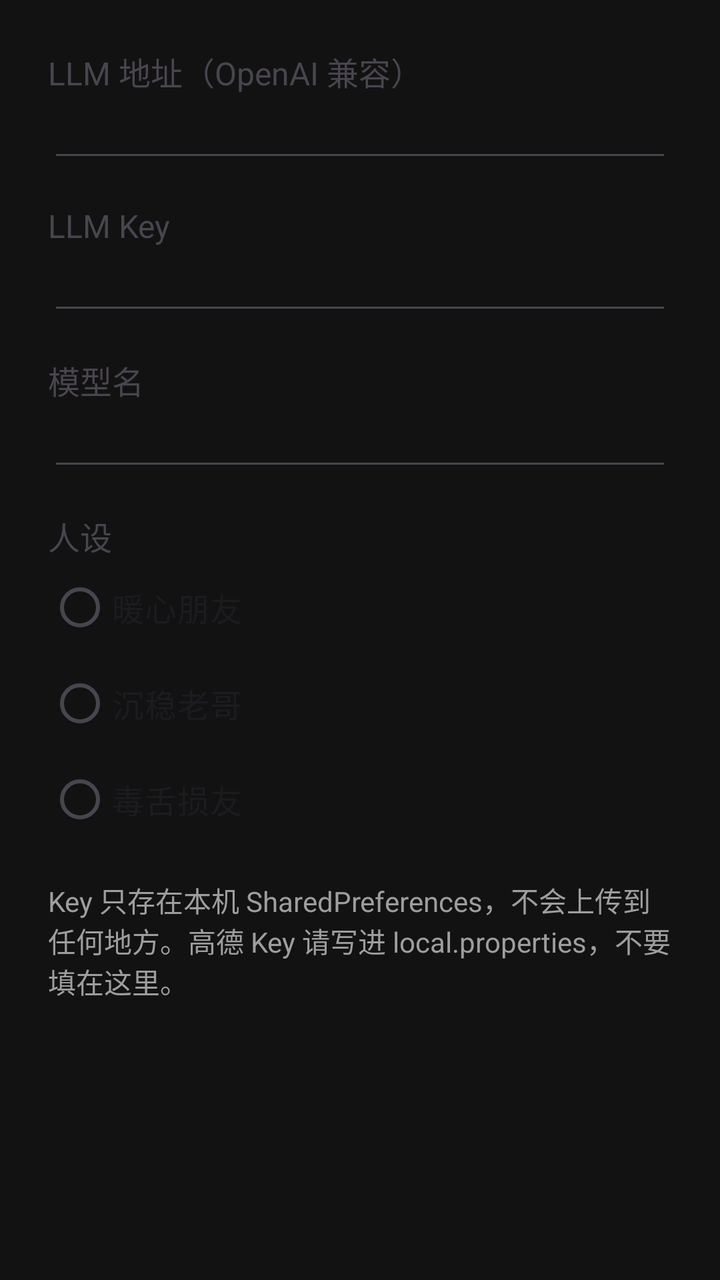
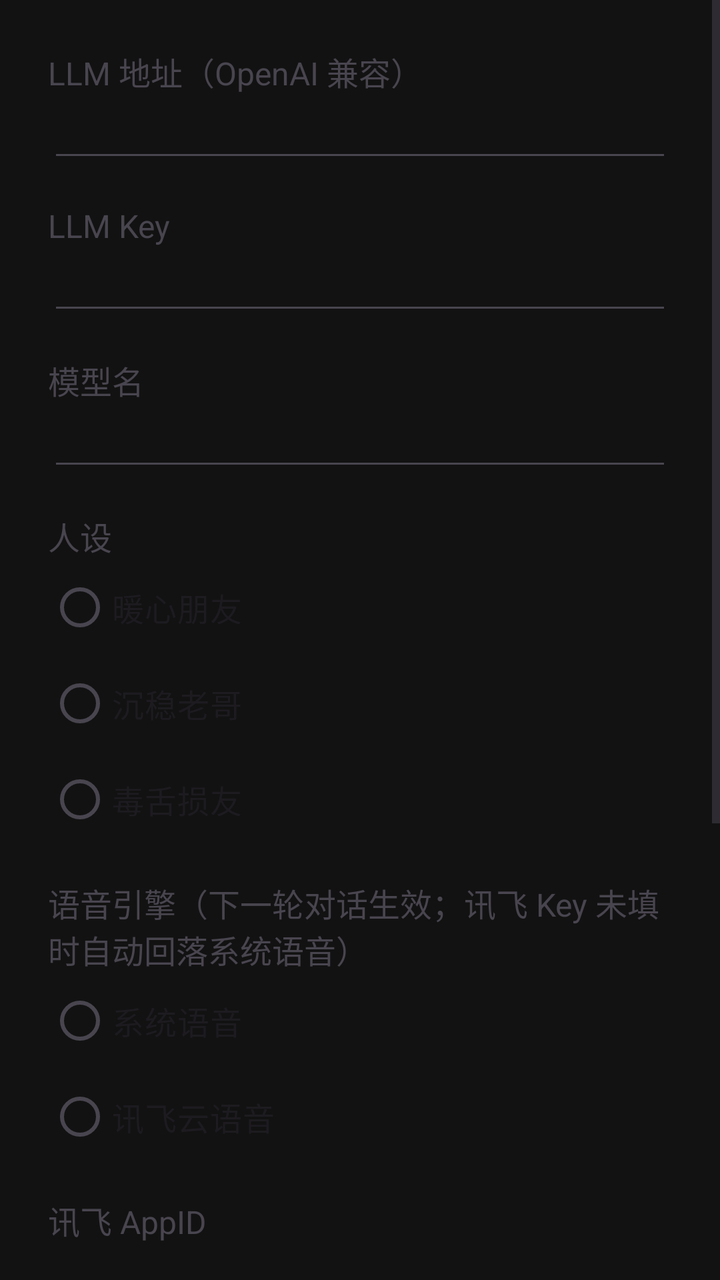

Compare the two renders of this Android layout. The source of the first and the diff that turns it into the second are given below.
<!-- AndroidManifest.xml: application theme Theme.PilotBotV2 -->
<!-- res/layout/dialog_settings.xml -->
<?xml version="1.0" encoding="utf-8"?>
<ScrollView xmlns:android="http://schemas.android.com/apk/res/android"
    android:layout_width="match_parent"
    android:layout_height="wrap_content">

    <LinearLayout
        android:layout_width="match_parent"
        android:layout_height="wrap_content"
        android:orientation="vertical"
        android:padding="24dp">

        <TextView
            android:layout_width="match_parent"
            android:layout_height="wrap_content"
            android:text="@string/base_url_label"
            android:textSize="16sp" />

        <EditText
            android:id="@+id/et_base_url"
            android:layout_width="match_parent"
            android:layout_height="wrap_content"
            android:inputType="textUri"
            android:textSize="16sp" />

        <TextView
            android:layout_width="match_parent"
            android:layout_height="wrap_content"
            android:layout_marginTop="16dp"
            android:text="@string/api_key_label"
            android:textSize="16sp" />

        <EditText
            android:id="@+id/et_api_key"
            android:layout_width="match_parent"
            android:layout_height="wrap_content"
            android:inputType="textPassword"
            android:textSize="16sp" />

        <TextView
            android:layout_width="match_parent"
            android:layout_height="wrap_content"
            android:layout_marginTop="16dp"
            android:text="@string/model_label"
            android:textSize="16sp" />

        <EditText
            android:id="@+id/et_model"
            android:layout_width="match_parent"
            android:layout_height="wrap_content"
            android:inputType="text"
            android:textSize="16sp" />

        <TextView
            android:layout_width="match_parent"
            android:layout_height="wrap_content"
            android:layout_marginTop="16dp"
            android:text="@string/persona_label"
            android:textSize="16sp" />

        <RadioGroup
            android:id="@+id/rg_persona"
            android:layout_width="match_parent"
            android:layout_height="wrap_content"
            android:orientation="vertical">

            <RadioButton
                android:id="@+id/rb_persona_warm"
                android:layout_width="match_parent"
                android:layout_height="wrap_content"
                android:text="@string/persona_warm"
                android:textSize="16sp" />

            <RadioButton
                android:id="@+id/rb_persona_steady"
                android:layout_width="match_parent"
                android:layout_height="wrap_content"
                android:text="@string/persona_steady"
                android:textSize="16sp" />

            <RadioButton
                android:id="@+id/rb_persona_witty"
                android:layout_width="match_parent"
                android:layout_height="wrap_content"
                android:text="@string/persona_witty"
                android:textSize="16sp" />
        </RadioGroup>

        <TextView
            android:layout_width="match_parent"
            android:layout_height="wrap_content"
            android:layout_marginTop="16dp"
            android:text="@string/settings_hint"
            android:textColor="#9E9E9E"
            android:textSize="14sp" />
    </LinearLayout>
</ScrollView>
<!-- resources referenced by this layout -->
<resources>
  <string name="api_key_label">LLM Key</string>
  <string name="base_url_label">LLM 地址（OpenAI 兼容）</string>
  <string name="model_label">模型名</string>
  <string name="persona_label">人设</string>
  <string name="persona_steady">沉稳老哥</string>
  <string name="persona_warm">暖心朋友</string>
  <string name="persona_witty">毒舌损友</string>
  <string name="settings_hint">Key 只存在本机 SharedPreferences，不会上传到任何地方。高德 Key 请写进 local.properties，不要填在这里。</string>
  <style name="Theme.PilotBotV2" parent="Theme.Material3.DayNight.NoActionBar">
          <item name="colorPrimary">#FFB300</item>
          <item name="colorOnPrimary">#121212</item>
          <item name="android:windowBackground">#121212</item>
          <item name="android:textColorPrimary">#FFFFFF</item>
      </style>
</resources>

<!-- the commit's change to res/layout/dialog_settings.xml (unified diff, before → after) -->
@@ -89,6 +89,90 @@
             android:layout_width="match_parent"
             android:layout_height="wrap_content"
             android:layout_marginTop="16dp"
+            android:text="@string/voice_engine_label"
+            android:textSize="16sp" />
+
+        <RadioGroup
+            android:id="@+id/rg_voice_engine"
+            android:layout_width="match_parent"
+            android:layout_height="wrap_content"
+            android:orientation="vertical">
+
+            <RadioButton
+                android:id="@+id/rb_voice_system"
+                android:layout_width="match_parent"
+                android:layout_height="wrap_content"
+                android:text="@string/voice_system"
+                android:textSize="16sp" />
+
+            <RadioButton
+                android:id="@+id/rb_voice_xfyun"
+                android:layout_width="match_parent"
+                android:layout_height="wrap_content"
+                android:text="@string/voice_xfyun"
+                android:textSize="16sp" />
+        </RadioGroup>
+
+        <TextView
+            android:layout_width="match_parent"
+            android:layout_height="wrap_content"
+            android:layout_marginTop="16dp"
+            android:text="@string/xfyun_app_id_label"
+            android:textSize="16sp" />
+
+        <EditText
+            android:id="@+id/et_xfyun_app_id"
+            android:layout_width="match_parent"
+            android:layout_height="wrap_content"
+            android:inputType="text"
+            android:textSize="16sp" />
+
+        <TextView
+            android:layout_width="match_parent"
+            android:layout_height="wrap_content"
+            android:layout_marginTop="16dp"
+            android:text="@string/xfyun_api_key_label"
+            android:textSize="16sp" />
+
+        <EditText
+            android:id="@+id/et_xfyun_api_key"
+            android:layout_width="match_parent"
+            android:layout_height="wrap_content"
+            android:inputType="textPassword"
+            android:textSize="16sp" />
+
+        <TextView
+            android:layout_width="match_parent"
+            android:layout_height="wrap_content"
+            android:layout_marginTop="16dp"
+            android:text="@string/xfyun_api_secret_label"
+            android:textSize="16sp" />
+
+        <EditText
+            android:id="@+id/et_xfyun_api_secret"
+            android:layout_width="match_parent"
+            android:layout_height="wrap_content"
+            android:inputType="textPassword"
+            android:textSize="16sp" />
+
+        <TextView
+            android:layout_width="match_parent"
+            android:layout_height="wrap_content"
+            android:layout_marginTop="16dp"
+            android:text="@string/xfyun_voice_label"
+            android:textSize="16sp" />
+
+        <EditText
+            android:id="@+id/et_xfyun_voice"
+            android:layout_width="match_parent"
+            android:layout_height="wrap_content"
+            android:inputType="text"
+            android:textSize="16sp" />
+
+        <TextView
+            android:layout_width="match_parent"
+            android:layout_height="wrap_content"
+            android:layout_marginTop="16dp"
             android:text="@string/settings_hint"
             android:textColor="#9E9E9E"
             android:textSize="14sp" />
<!-- resource entries referenced after the edit -->
@@ -8,6 +8,13 @@
   <string name="persona_warm">暖心朋友</string>
   <string name="persona_witty">毒舌损友</string>
   <string name="settings_hint">Key 只存在本机 SharedPreferences，不会上传到任何地方。高德 Key 请写进 local.properties，不要填在这里。</string>
+  <string name="voice_engine_label">语音引擎（下一轮对话生效；讯飞 Key 未填时自动回落系统语音）</string>
+  <string name="voice_system">系统语音</string>
+  <string name="voice_xfyun">讯飞云语音</string>
+  <string name="xfyun_api_key_label">讯飞 API Key</string>
+  <string name="xfyun_api_secret_label">讯飞 API Secret</string>
+  <string name="xfyun_app_id_label">讯飞 AppID</string>
+  <string name="xfyun_voice_label">讯飞发音人（默认 xiaoyan）</string>
   <style name="Theme.PilotBotV2" parent="Theme.Material3.DayNight.NoActionBar">
           <item name="colorPrimary">#FFB300</item>
           <item name="colorOnPrimary">#121212</item>
